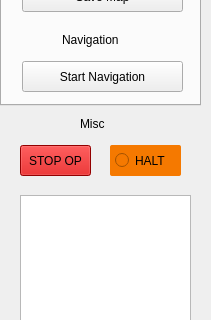
Qt form UI/resource/building-inspec-control.ui (Concordia-Building-Inspection-Robot/wheeltec-building-inspection) before a commit; both pictures show x 0 to 211 and y 205 to 525 of the 211 by 625 pixel window.
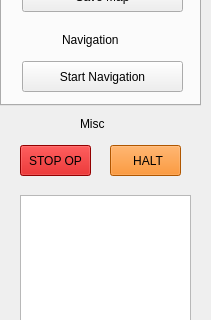
The same form after that commit.

Diff of the .ui file:
```diff
--- a/UI/resource/building-inspec-control.ui
+++ b/UI/resource/building-inspec-control.ui
@@ -244,7 +244,7 @@
     <string>Misc</string>
    </property>
   </widget>
-  <widget class="QRadioButton" name="Halt">
+  <widget class="QPushButton" name="Halt">
    <property name="geometry">
     <rect>
      <x>110</x>
@@ -258,7 +258,6 @@
    </property>
    <property name="styleSheet">
     <string notr="true">background-color: rgb(245, 121, 0);
-border-radius: 2px;
 text-align: center;
 padding-left: 5px</string>
    </property>
```
